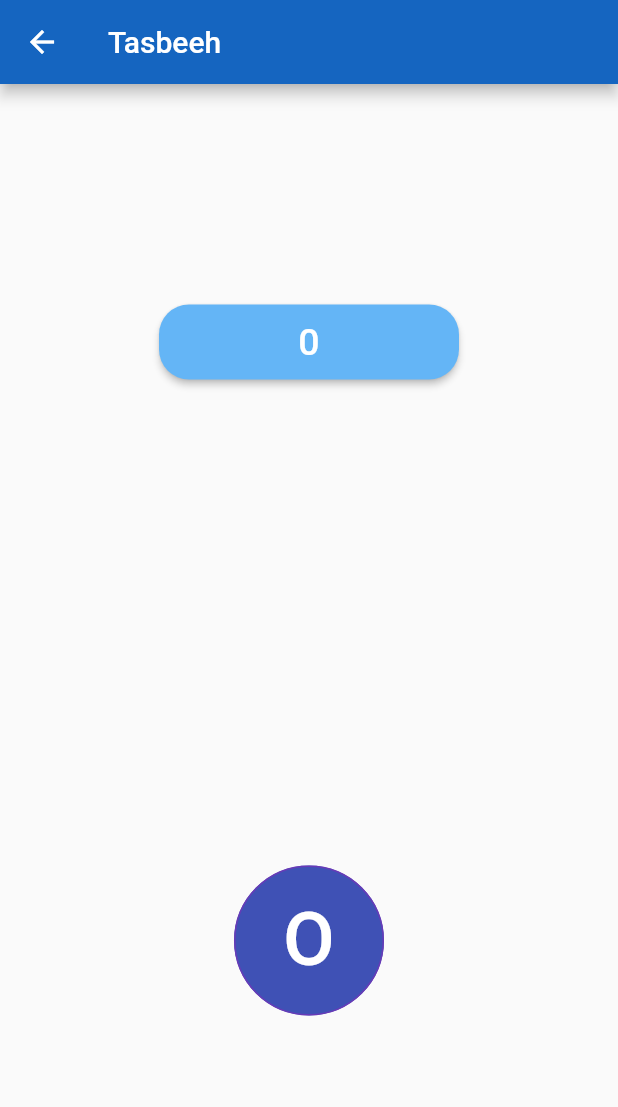
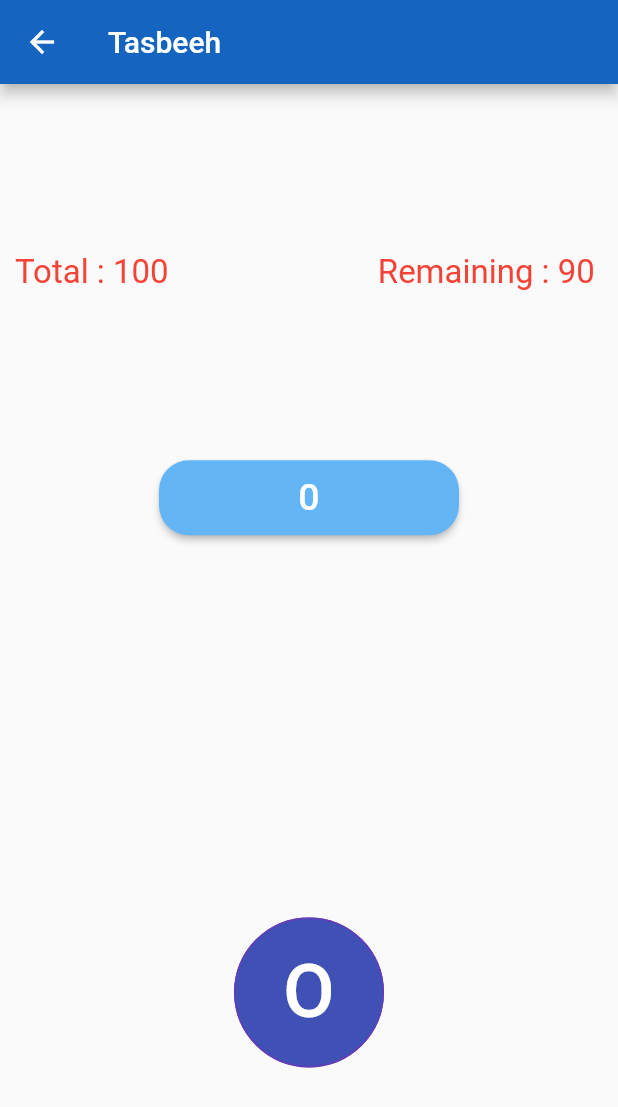
Before and after one commit to suleman24/Mobile-Apps, a Flutter app: the tasbeeh screen opened directly, on a phone screen of 412 x 824 dp. Shown: the top 1107 px of the screen. Run offline on Flutter 3.47's test engine with Material 2 defaults, Android fonts, the phone set to English and light mode, and no system bars; our stand-ins replace cloud_firestore, firebase_core, firebase_database, font_awesome_flutter, rflutter_alert; missing offline and left inert: splash_screen_view; accounts and stored records are empty.

```diff
--- a/Tasbeeh App (Mid)/tasbeeh/lib/home.dart
+++ b/Tasbeeh App (Mid)/tasbeeh/lib/home.dart
@@ -35,7 +35,7 @@ class home extends StatelessWidget {
                           MaterialPageRoute(builder: (context) => create()));
                     },
                     child: Material(
-                      color: Colors.blue[400],
+                      color: Colors.teal[300],
                       elevation: 10.0,
                       borderRadius: BorderRadius.circular(25.0),
                       child: Container(
@@ -137,7 +137,7 @@ class home extends StatelessWidget {
                           MaterialPageRoute(builder: (context) => view()));
                     },
                     child: Material(
-                      color: Colors.blue[400],
+                      color: Colors.red[300],
                       elevation: 10.0,
                       borderRadius: BorderRadius.circular(25.0),
                       child: Container(
--- a/Tasbeeh App (Mid)/tasbeeh/lib/main.dart
+++ b/Tasbeeh App (Mid)/tasbeeh/lib/main.dart
@@ -10,6 +10,7 @@ Future<void> main() async{
 
   runApp(
       MaterialApp(
+          debugShowCheckedModeBanner: false,
         home:MyApp()
       )
       );
--- a/Tasbeeh App (Mid)/tasbeeh/lib/tasbeeh.dart
+++ b/Tasbeeh App (Mid)/tasbeeh/lib/tasbeeh.dart
@@ -25,6 +25,18 @@ class _tasbeehState extends State<tasbeeh> {
           child: Column(
             mainAxisAlignment: MainAxisAlignment.spaceEvenly,
             children: [
+
+              Row(
+                mainAxisAlignment: MainAxisAlignment.spaceBetween,
+                children: [
+
+                Container(
+                  child: Text('Total : 100 ',style: TextStyle(fontSize: 22,color: Colors.red),),
+                ),
+                Container(
+                  child: Text('Remaining : 90 ',style: TextStyle(fontSize: 22,color: Colors.red)),
+                )
+              ],),
 
 
 
```
Also changed, not shown: Tasbeeh App (Mid)/tasbeeh/lib/view.dart (+36 -4 lines).
